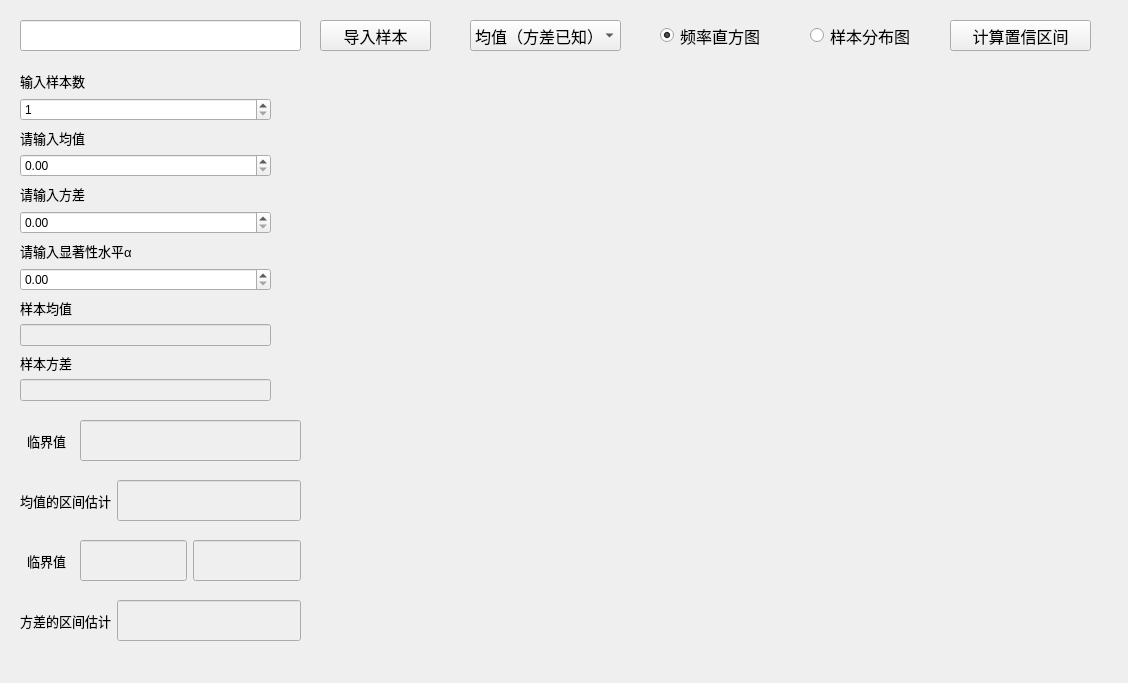
Old version of the form files/Simple_m_confidence_interval_.ui in the repository chenxindaaa/MathematicalStatistics.
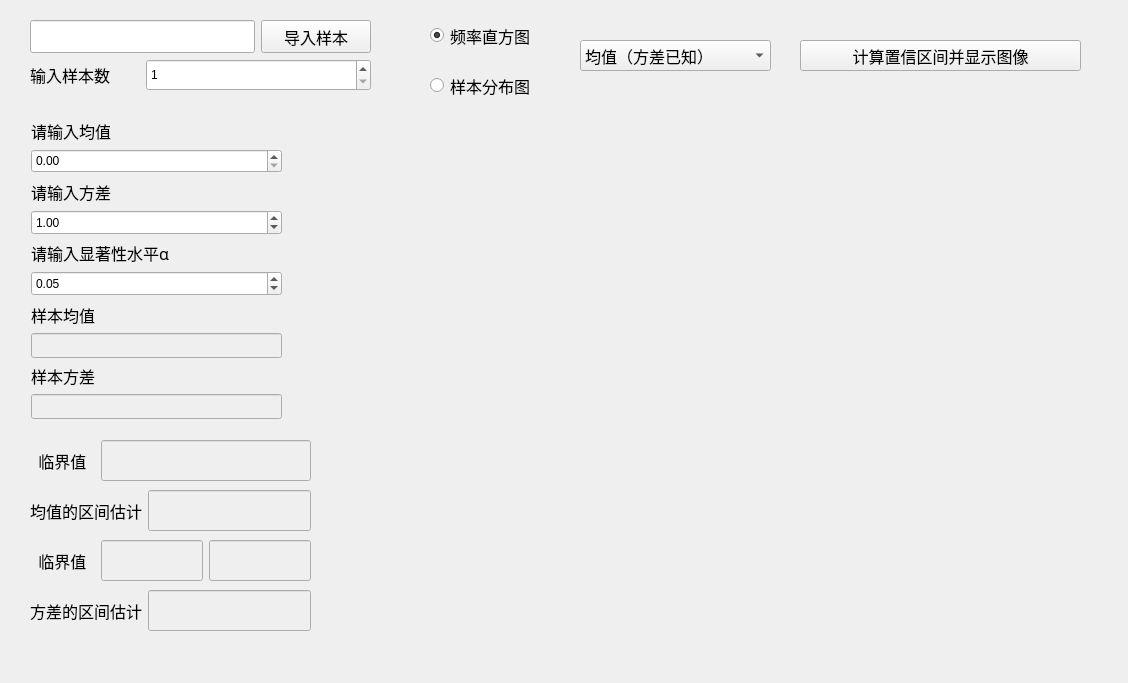
New version of the form. Custom widgets are drawn as their Qt base class.

```diff
--- a/files/Simple_m_confidence_interval_.ui
+++ b/files/Simple_m_confidence_interval_.ui
@@ -16,9 +16,9 @@
   <widget class="QPushButton" name="pushButton">
    <property name="geometry">
     <rect>
-     <x>950</x>
-     <y>20</y>
-     <width>141</width>
+     <x>800</x>
+     <y>40</y>
+     <width>281</width>
      <height>31</height>
     </rect>
    </property>
@@ -28,24 +28,24 @@
     </font>
    </property>
    <property name="text">
-    <string>计算置信区间</string>
+    <string>计算置信区间并显示图像</string>
    </property>
   </widget>
   <widget class="Plot" name="widget" native="true">
    <property name="geometry">
     <rect>
-     <x>340</x>
-     <y>90</y>
-     <width>751</width>
-     <height>561</height>
+     <x>350</x>
+     <y>130</y>
+     <width>741</width>
+     <height>521</height>
     </rect>
    </property>
   </widget>
   <widget class="QWidget" name="layoutWidget">
    <property name="geometry">
     <rect>
-     <x>20</x>
-     <y>600</y>
+     <x>30</x>
+     <y>590</y>
      <width>281</width>
      <height>41</height>
     </rect>
@@ -61,7 +61,8 @@
       </property>
       <property name="font">
        <font>
-        <pointsize>10</pointsize>
+        <family>Agency FB</family>
+        <pointsize>12</pointsize>
        </font>
       </property>
       <property name="text">
@@ -90,8 +91,8 @@
   <widget class="QWidget" name="layoutWidget">
    <property name="geometry">
     <rect>
-     <x>20</x>
-     <y>480</y>
+     <x>30</x>
+     <y>490</y>
      <width>281</width>
      <height>41</height>
     </rect>
@@ -107,7 +108,8 @@
       </property>
       <property name="font">
        <font>
-        <pointsize>10</pointsize>
+        <family>Agency FB</family>
+        <pointsize>12</pointsize>
        </font>
       </property>
       <property name="text">
@@ -133,220 +135,10 @@
     </item>
    </layout>
   </widget>
-  <widget class="QWidget" name="layoutWidget">
-   <property name="geometry">
-    <rect>
-     <x>20</x>
-     <y>70</y>
-     <width>251</width>
-     <height>331</height>
-    </rect>
-   </property>
-   <layout class="QGridLayout" name="gridLayout">
-    <item row="11" column="0">
-     <widget class="QLineEdit" name="lineEdit_24">
-      <property name="enabled">
-       <bool>false</bool>
-      </property>
-      <property name="sizePolicy">
-       <sizepolicy hsizetype="Expanding" vsizetype="Expanding">
-        <horstretch>0</horstretch>
-        <verstretch>0</verstretch>
-       </sizepolicy>
-      </property>
-      <property name="maxLength">
-       <number>4</number>
-      </property>
-     </widget>
-    </item>
-    <item row="6" column="0">
-     <widget class="QLabel" name="label">
-      <property name="sizePolicy">
-       <sizepolicy hsizetype="Preferred" vsizetype="Expanding">
-        <horstretch>0</horstretch>
-        <verstretch>0</verstretch>
-       </sizepolicy>
-      </property>
-      <property name="font">
-       <font>
-        <pointsize>10</pointsize>
-       </font>
-      </property>
-      <property name="text">
-       <string>请输入显著性水平α</string>
-      </property>
-     </widget>
-    </item>
-    <item row="7" column="0">
-     <widget class="QDoubleSpinBox" name="doubleSpinBox">
-      <property name="sizePolicy">
-       <sizepolicy hsizetype="Expanding" vsizetype="Expanding">
-        <horstretch>0</horstretch>
-        <verstretch>0</verstretch>
-       </sizepolicy>
-      </property>
-      <property name="maximum">
-       <double>1.000000000000000</double>
-      </property>
-      <property name="singleStep">
-       <double>0.010000000000000</double>
-      </property>
-     </widget>
-    </item>
-    <item row="4" column="0">
-     <widget class="QLabel" name="label_4">
-      <property name="sizePolicy">
-       <sizepolicy hsizetype="Preferred" vsizetype="Expanding">
-        <horstretch>0</horstretch>
-        <verstretch>0</verstretch>
-       </sizepolicy>
-      </property>
-      <property name="font">
-       <font>
-        <pointsize>10</pointsize>
-       </font>
-      </property>
-      <property name="text">
-       <string>请输入方差</string>
-      </property>
-     </widget>
-    </item>
-    <item row="3" column="0">
-     <widget class="QDoubleSpinBox" name="doubleSpinBox_2">
-      <property name="sizePolicy">
-       <sizepolicy hsizetype="Minimum" vsizetype="Expanding">
-        <horstretch>0</horstretch>
-        <verstretch>0</verstretch>
-       </sizepolicy>
-      </property>
-      <property name="maximum">
-       <double>99999999999999991611392.000000000000000</double>
-      </property>
-     </widget>
-    </item>
-    <item row="0" column="0">
-     <widget class="QLabel" name="label_8">
-      <property name="sizePolicy">
-       <sizepolicy hsizetype="Preferred" vsizetype="Expanding">
-        <horstretch>0</horstretch>
-        <verstretch>0</verstretch>
-       </sizepolicy>
-      </property>
-      <property name="font">
-       <font>
-        <pointsize>10</pointsize>
-       </font>
-      </property>
-      <property name="text">
-       <string>输入样本数</string>
-      </property>
-     </widget>
-    </item>
-    <item row="8" column="0">
-     <widget class="QLabel" name="label_3">
-      <property name="sizePolicy">
-       <sizepolicy hsizetype="Preferred" vsizetype="Expanding">
-        <horstretch>0</horstretch>
-        <verstretch>0</verstretch>
-       </sizepolicy>
-      </property>
-      <property name="font">
-       <font>
-        <pointsize>10</pointsize>
-       </font>
-      </property>
-      <property name="text">
-       <string>样本均值</string>
-      </property>
-     </widget>
-    </item>
-    <item row="9" column="0">
-     <widget class="QLineEdit" name="lineEdit_22">
-      <property name="enabled">
-       <bool>false</bool>
-      </property>
-      <property name="sizePolicy">
-       <sizepolicy hsizetype="Expanding" vsizetype="Expanding">
-        <horstretch>0</horstretch>
-        <verstretch>0</verstretch>
-       </sizepolicy>
-      </property>
-      <property name="maxLength">
-       <number>4</number>
-      </property>
-     </widget>
-    </item>
-    <item row="10" column="0">
-     <widget class="QLabel" name="label_5">
-      <property name="sizePolicy">
-       <sizepolicy hsizetype="Preferred" vsizetype="Expanding">
-        <horstretch>0</horstretch>
-        <verstretch>0</verstretch>
-       </sizepolicy>
-      </property>
-      <property name="font">
-       <font>
-        <pointsize>10</pointsize>
-       </font>
-      </property>
-      <property name="text">
-       <string>样本方差</string>
-      </property>
-     </widget>
-    </item>
-    <item row="1" column="0">
-     <widget class="QSpinBox" name="spinBox">
-      <property name="sizePolicy">
-       <sizepolicy hsizetype="Minimum" vsizetype="Expanding">
-        <horstretch>0</horstretch>
-        <verstretch>0</verstretch>
-       </sizepolicy>
-      </property>
-      <property name="minimum">
-       <number>1</number>
-      </property>
-      <property name="maximum">
-       <number>999999999</number>
-      </property>
-     </widget>
-    </item>
-    <item row="5" column="0">
-     <widget class="QDoubleSpinBox" name="doubleSpinBox_3">
-      <property name="sizePolicy">
-       <sizepolicy hsizetype="Minimum" vsizetype="Expanding">
-        <horstretch>0</horstretch>
-        <verstretch>0</verstretch>
-       </sizepolicy>
-      </property>
-      <property name="maximum">
-       <double>1000000000000000013287555072.000000000000000</double>
-      </property>
-     </widget>
-    </item>
-    <item row="2" column="0">
-     <widget class="QLabel" name="label_6">
-      <property name="sizePolicy">
-       <sizepolicy hsizetype="Preferred" vsizetype="Expanding">
-        <horstretch>0</horstretch>
-        <verstretch>0</verstretch>
-       </sizepolicy>
-      </property>
-      <property name="font">
-       <font>
-        <pointsize>10</pointsize>
-       </font>
-      </property>
-      <property name="text">
-       <string>请输入均值</string>
-      </property>
-     </widget>
-    </item>
-   </layout>
-  </widget>
   <widget class="QWidget" name="layoutWidget_2">
    <property name="geometry">
     <rect>
-     <x>20</x>
+     <x>30</x>
      <y>540</y>
      <width>281</width>
      <height>41</height>
@@ -357,7 +149,8 @@
      <widget class="QLabel" name="label_10">
       <property name="font">
        <font>
-        <pointsize>10</pointsize>
+        <family>Agency FB</family>
+        <pointsize>12</pointsize>
        </font>
       </property>
       <property name="text">
@@ -402,8 +195,8 @@
   <widget class="QWidget" name="layoutWidget">
    <property name="geometry">
     <rect>
-     <x>20</x>
-     <y>420</y>
+     <x>30</x>
+     <y>440</y>
      <width>281</width>
      <height>41</height>
     </rect>
@@ -413,7 +206,8 @@
      <widget class="QLabel" name="label_2">
       <property name="font">
        <font>
-        <pointsize>10</pointsize>
+        <family>Agency FB</family>
+        <pointsize>12</pointsize>
        </font>
       </property>
       <property name="text">
@@ -439,30 +233,12 @@
     </item>
    </layout>
   </widget>
-  <widget class="QPushButton" name="pushButton_4">
-   <property name="geometry">
-    <rect>
-     <x>320</x>
-     <y>20</y>
-     <width>111</width>
-     <height>31</height>
-    </rect>
-   </property>
-   <property name="font">
-    <font>
-     <pointsize>12</pointsize>
-    </font>
-   </property>
-   <property name="text">
-    <string>导入样本</string>
-   </property>
-  </widget>
   <widget class="QRadioButton" name="radioButton">
    <property name="geometry">
     <rect>
-     <x>660</x>
+     <x>430</x>
      <y>20</y>
-     <width>121</width>
+     <width>131</width>
      <height>31</height>
     </rect>
    </property>
@@ -478,22 +254,12 @@
     <bool>true</bool>
    </property>
   </widget>
-  <widget class="QLineEdit" name="lineEdit">
-   <property name="geometry">
-    <rect>
-     <x>20</x>
-     <y>20</y>
-     <width>281</width>
-     <height>31</height>
-    </rect>
-   </property>
-  </widget>
   <widget class="QRadioButton" name="radioButton_2">
    <property name="geometry">
     <rect>
-     <x>810</x>
-     <y>20</y>
-     <width>121</width>
+     <x>430</x>
+     <y>70</y>
+     <width>131</width>
      <height>31</height>
     </rect>
    </property>
@@ -509,9 +275,9 @@
   <widget class="QComboBox" name="comboBox">
    <property name="geometry">
     <rect>
-     <x>470</x>
-     <y>20</y>
-     <width>151</width>
+     <x>580</x>
+     <y>40</y>
+     <width>191</width>
      <height>31</height>
     </rect>
    </property>
@@ -552,6 +318,268 @@
     </property>
    </item>
   </widget>
+  <widget class="QWidget" name="layoutWidget">
+   <property name="geometry">
+    <rect>
+     <x>30</x>
+     <y>20</y>
+     <width>341</width>
+     <height>71</height>
+    </rect>
+   </property>
+   <layout class="QGridLayout" name="gridLayout_2">
+    <item row="0" column="0" colspan="2">
+     <widget class="QLineEdit" name="lineEdit">
+      <property name="sizePolicy">
+       <sizepolicy hsizetype="Expanding" vsizetype="Expanding">
+        <horstretch>0</horstretch>
+        <verstretch>0</verstretch>
+       </sizepolicy>
+      </property>
+     </widget>
+    </item>
+    <item row="0" column="2">
+     <widget class="QPushButton" name="pushButton_4">
+      <property name="sizePolicy">
+       <sizepolicy hsizetype="Minimum" vsizetype="Expanding">
+        <horstretch>0</horstretch>
+        <verstretch>0</verstretch>
+       </sizepolicy>
+      </property>
+      <property name="font">
+       <font>
+        <pointsize>12</pointsize>
+       </font>
+      </property>
+      <property name="text">
+       <string>导入样本</string>
+      </property>
+     </widget>
+    </item>
+    <item row="1" column="0">
+     <widget class="QLabel" name="label_8">
+      <property name="sizePolicy">
+       <sizepolicy hsizetype="Preferred" vsizetype="Expanding">
+        <horstretch>0</horstretch>
+        <verstretch>0</verstretch>
+       </sizepolicy>
+      </property>
+      <property name="font">
+       <font>
+        <family>Agency FB</family>
+        <pointsize>12</pointsize>
+       </font>
+      </property>
+      <property name="text">
+       <string>输入样本数</string>
+      </property>
+     </widget>
+    </item>
+    <item row="1" column="1" colspan="2">
+     <widget class="QSpinBox" name="spinBox">
+      <property name="sizePolicy">
+       <sizepolicy hsizetype="Minimum" vsizetype="Expanding">
+        <horstretch>0</horstretch>
+        <verstretch>0</verstretch>
+       </sizepolicy>
+      </property>
+      <property name="minimum">
+       <number>1</number>
+      </property>
+      <property name="maximum">
+       <number>999999999</number>
+      </property>
+     </widget>
+    </item>
+   </layout>
+  </widget>
+  <widget class="QWidget" name="layoutWidget">
+   <property name="geometry">
+    <rect>
+     <x>31</x>
+     <y>118</y>
+     <width>251</width>
+     <height>301</height>
+    </rect>
+   </property>
+   <layout class="QGridLayout" name="gridLayout">
+    <item row="0" column="0">
+     <widget class="QLabel" name="label_6">
+      <property name="sizePolicy">
+       <sizepolicy hsizetype="Preferred" vsizetype="Expanding">
+        <horstretch>0</horstretch>
+        <verstretch>0</verstretch>
+       </sizepolicy>
+      </property>
+      <property name="font">
+       <font>
+        <family>Agency FB</family>
+        <pointsize>12</pointsize>
+       </font>
+      </property>
+      <property name="text">
+       <string>请输入均值</string>
+      </property>
+     </widget>
+    </item>
+    <item row="1" column="0">
+     <widget class="QDoubleSpinBox" name="doubleSpinBox_2">
+      <property name="sizePolicy">
+       <sizepolicy hsizetype="Minimum" vsizetype="Expanding">
+        <horstretch>0</horstretch>
+        <verstretch>0</verstretch>
+       </sizepolicy>
+      </property>
+      <property name="maximum">
+       <double>99999999999999991611392.000000000000000</double>
+      </property>
+     </widget>
+    </item>
+    <item row="2" column="0">
+     <widget class="QLabel" name="label_4">
+      <property name="sizePolicy">
+       <sizepolicy hsizetype="Preferred" vsizetype="Expanding">
+        <horstretch>0</horstretch>
+        <verstretch>0</verstretch>
+       </sizepolicy>
+      </property>
+      <property name="font">
+       <font>
+        <family>Agency FB</family>
+        <pointsize>12</pointsize>
+       </font>
+      </property>
+      <property name="text">
+       <string>请输入方差</string>
+      </property>
+     </widget>
+    </item>
+    <item row="3" column="0">
+     <widget class="QDoubleSpinBox" name="doubleSpinBox_3">
+      <property name="sizePolicy">
+       <sizepolicy hsizetype="Minimum" vsizetype="Expanding">
+        <horstretch>0</horstretch>
+        <verstretch>0</verstretch>
+       </sizepolicy>
+      </property>
+      <property name="maximum">
+       <double>1000000000000000013287555072.000000000000000</double>
+      </property>
+      <property name="value">
+       <double>1.000000000000000</double>
+      </property>
+     </widget>
+    </item>
+    <item row="4" column="0">
+     <widget class="QLabel" name="label">
+      <property name="sizePolicy">
+       <sizepolicy hsizetype="Preferred" vsizetype="Expanding">
+        <horstretch>0</horstretch>
+        <verstretch>0</verstretch>
+       </sizepolicy>
+      </property>
+      <property name="font">
+       <font>
+        <family>Agency FB</family>
+        <pointsize>12</pointsize>
+       </font>
+      </property>
+      <property name="text">
+       <string>请输入显著性水平α</string>
+      </property>
+     </widget>
+    </item>
+    <item row="5" column="0">
+     <widget class="QDoubleSpinBox" name="doubleSpinBox">
+      <property name="sizePolicy">
+       <sizepolicy hsizetype="Expanding" vsizetype="Expanding">
+        <horstretch>0</horstretch>
+        <verstretch>0</verstretch>
+       </sizepolicy>
+      </property>
+      <property name="maximum">
+       <double>1.000000000000000</double>
+      </property>
+      <property name="singleStep">
+       <double>0.010000000000000</double>
+      </property>
+      <property name="value">
+       <double>0.050000000000000</double>
+      </property>
+     </widget>
+    </item>
+    <item row="6" column="0">
+     <widget class="QLabel" name="label_3">
+      <property name="sizePolicy">
+       <sizepolicy hsizetype="Preferred" vsizetype="Expanding">
+        <horstretch>0</horstretch>
+        <verstretch>0</verstretch>
+       </sizepolicy>
+      </property>
+      <property name="font">
+       <font>
+        <family>Agency FB</family>
+        <pointsize>12</pointsize>
+       </font>
+      </property>
+      <property name="text">
+       <string>样本均值</string>
+      </property>
+     </widget>
+    </item>
+    <item row="7" column="0">
+     <widget class="QLineEdit" name="lineEdit_22">
+      <property name="enabled">
+       <bool>false</bool>
+      </property>
+      <property name="sizePolicy">
+       <sizepolicy hsizetype="Expanding" vsizetype="Expanding">
+        <horstretch>0</horstretch>
+        <verstretch>0</verstretch>
+       </sizepolicy>
+      </property>
+      <property name="maxLength">
+       <number>4</number>
+      </property>
+     </widget>
+    </item>
+    <item row="8" column="0">
+     <widget class="QLabel" name="label_5">
+      <property name="sizePolicy">
+       <sizepolicy hsizetype="Preferred" vsizetype="Expanding">
+        <horstretch>0</horstretch>
+        <verstretch>0</verstretch>
+       </sizepolicy>
+      </property>
+      <property name="font">
+       <font>
+        <family>Agency FB</family>
+        <pointsize>12</pointsize>
+       </font>
+      </property>
+      <property name="text">
+       <string>样本方差</string>
+      </property>
+     </widget>
+    </item>
+    <item row="9" column="0">
+     <widget class="QLineEdit" name="lineEdit_24">
+      <property name="enabled">
+       <bool>false</bool>
+      </property>
+      <property name="sizePolicy">
+       <sizepolicy hsizetype="Expanding" vsizetype="Expanding">
+        <horstretch>0</horstretch>
+        <verstretch>0</verstretch>
+       </sizepolicy>
+      </property>
+      <property name="maxLength">
+       <number>4</number>
+      </property>
+     </widget>
+    </item>
+   </layout>
+  </widget>
  </widget>
  <customwidgets>
   <customwidget>
```
